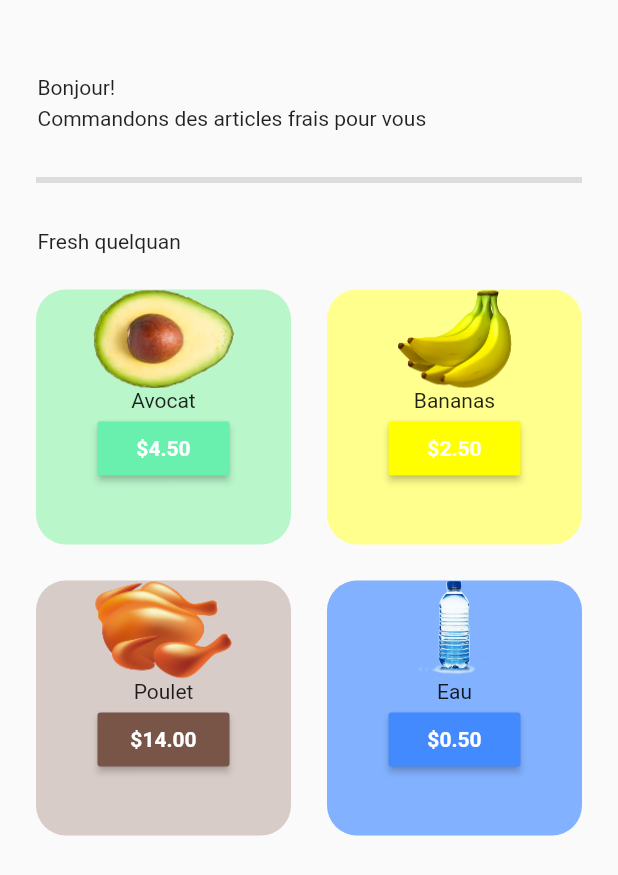
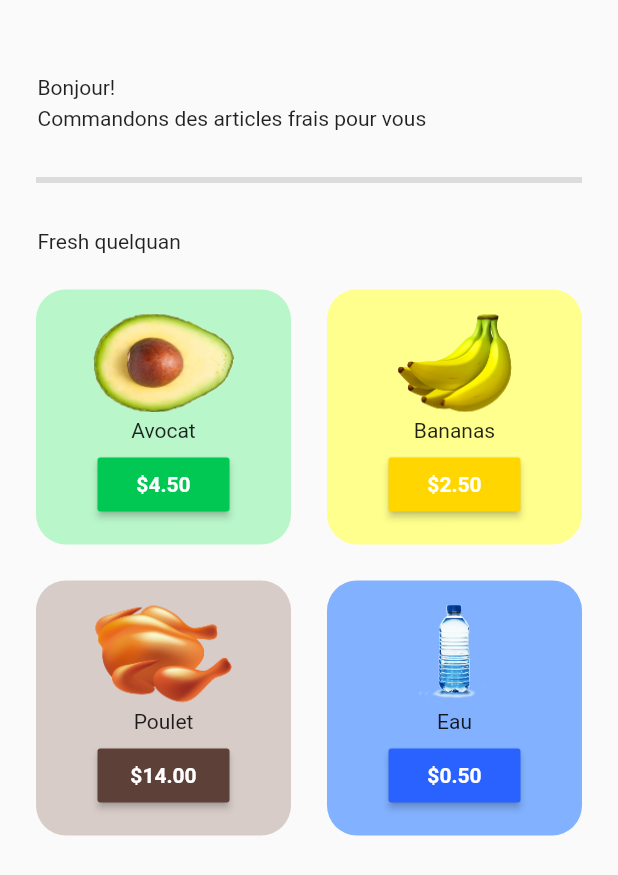
Before and after one commit to erdemgocen44/La-Marche, a Flutter app: the HomePage screen opened directly, on a phone screen of 412 x 824 dp. Shown: the top 875 px of the screen. Run offline on Flutter 3.47's test engine with Material 2 defaults, Android fonts, the light colour scheme and no system bars; our stand-ins replace google_fonts.

Commit message:
card daccord

```diff
--- a/lib/components/grocery_item_tile.dart
+++ b/lib/components/grocery_item_tile.dart
@@ -20,11 +20,13 @@ class GroceryItemTile extends StatelessWidget {
     return Padding(
       padding: const EdgeInsets.all(12.0),
       child: Container(
+        padding: EdgeInsets.all(12),
         decoration: BoxDecoration(
           color: color[100],
           borderRadius: BorderRadius.circular(20),
         ),
         child: Column(
+          mainAxisAlignment: MainAxisAlignment.spaceEvenly,
           children: [
             //Photo
             Image.asset(
@@ -37,9 +39,9 @@ class GroceryItemTile extends StatelessWidget {
             //prix + button
             MaterialButton(
               onPressed: () {},
-              color: color,
+              color: color[700],
               child: Text(
-                '\$'+ itemPrice,
+                '\$' + itemPrice,
                 style: const TextStyle(
                   color: Colors.white,
                   fontWeight: FontWeight.bold,
```
